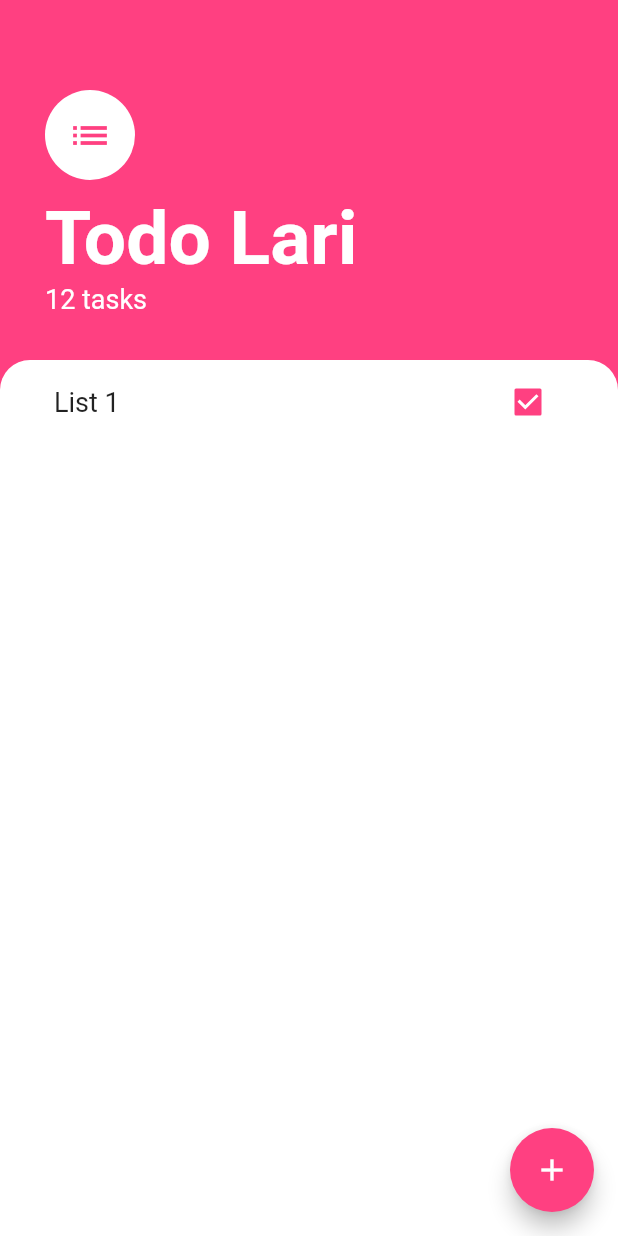
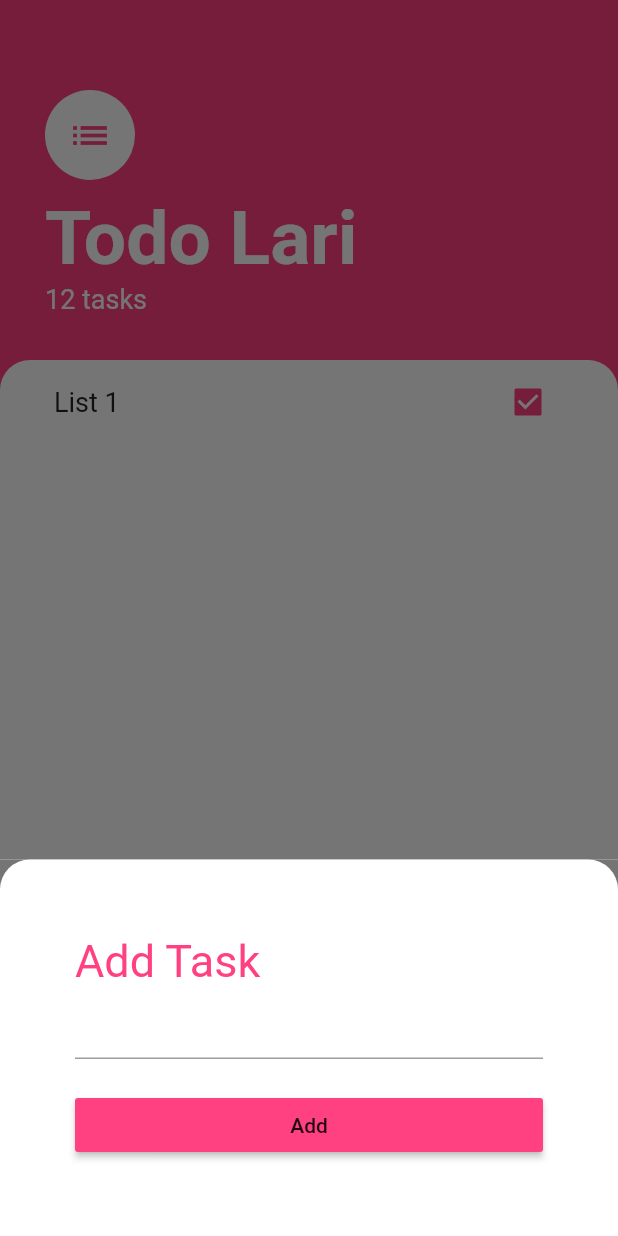
Before and after one commit to Naiarasantos30/todo_app, a Flutter app: the screen it shows after launch, after a tap on the "add" icon, on a phone screen of 412 x 824 dp. Run offline on Flutter 3.47's test engine with Material 2 defaults, Android fonts, the phone set to English and light mode, and no system bars.

Commit message:
feat: adding task screen

```diff
--- a/lib/main.dart
+++ b/lib/main.dart
@@ -9,6 +9,7 @@ class MyApp extends StatelessWidget {
   @override
   Widget build(BuildContext context) {
     return MaterialApp(
+      theme: ThemeData(primaryColor: Colors.pinkAccent),
       home: TasksScreen(),
     );
   }
--- /dev/null
+++ b/lib/screens/add_task_screen.dart
@@ -0,0 +1,49 @@
+import 'package:flutter/material.dart';
+
+class AddTaskScreen extends StatelessWidget {
+  @override
+  Widget build(BuildContext context) {
+    return Container(
+      color: Color(0xFF757575),
+      child: Container(
+        padding: EdgeInsets.all(50.0),
+        decoration: BoxDecoration(
+          color: Colors.white,
+          borderRadius: BorderRadius.only(
+            topLeft: Radius.circular(20.0),
+            topRight: Radius.circular(20.0),
+          ),
+        ),
+        child: Expanded(
+          child: Column(
+            crossAxisAlignment: CrossAxisAlignment.stretch,
+            children: <Widget>[
+              Text(
+                'Add Task',
+                style: TextStyle(
+                  color: Colors.pinkAccent,
+                  fontSize: 30.0,
+                ),
+              ),
+              TextField(
+                // autofocus: true,
+                cursorColor: Colors.pinkAccent,
+                onChanged: (value) {
+                  print(value);
+                },
+              ),
+              SizedBox(
+                height: 20.0,
+              ),
+              RaisedButton(
+                onPressed: () {},
+                color: Colors.pinkAccent,
+                child: Text('Add'),
+              )
+            ],
+          ),
+        ),
+      ),
+    );
+  }
+}
--- a/lib/screens/task_screen.dart
+++ b/lib/screens/task_screen.dart
@@ -1,4 +1,6 @@
 import 'package:flutter/material.dart';
+import 'package:todoapp/screens/add_task_screen.dart';
+import 'package:todoapp/widgets/task_view.dart';
 
 class TasksScreen extends StatelessWidget {
   @override
@@ -7,7 +9,19 @@ class TasksScreen extends StatelessWidget {
       child: Scaffold(
         backgroundColor: Colors.pinkAccent,
         floatingActionButton: FloatingActionButton(
-          onPressed: () {},
+          onPressed: () {
+            showModalBottomSheet(
+              context: context,
+              isScrollControlled: true,
+              builder: (context) => SingleChildScrollView(
+                child: Container(
+                  padding: EdgeInsets.only(
+                      bottom: MediaQuery.of(context).viewInsets.bottom),
+                  child: AddTaskScreen(),
+                ),
+              ),
+            );
+          },
           child: Icon(Icons.add),
           backgroundColor: Colors.pinkAccent,
         ),
@@ -75,31 +89,3 @@ class TasksScreen extends StatelessWidget {
     );
   }
 }
-
-class TaskView extends StatelessWidget {
-  @override
-  Widget build(BuildContext context) {
-    return ListView(
-      children: <Widget>[TaskTile()],
-    );
-  }
-}
-
-class TaskTile extends StatelessWidget {
-  @override
-  Widget build(BuildContext context) {
-    return ListTile(
-      trailing: Checkbox(
-        activeColor: Colors.pinkAccent,
-        value: true,
-        onChanged: (value) {},
-      ),
-      title: Text(
-        'List 1',
-        style: TextStyle(
-          fontSize: 18.0,
-        ),
-      ),
-    );
-  }
-}
--- /dev/null
+++ b/lib/widgets/task_view.dart
@@ -0,0 +1,13 @@
+import 'package:flutter/material.dart';
+import 'package:todoapp/widgets/tile_list.dart';
+
+class TaskView extends StatelessWidget {
+  @override
+  Widget build(BuildContext context) {
+    return ListView(
+      children: <Widget>[
+        TaskTile(),
+      ],
+    );
+  }
+}
--- /dev/null
+++ b/lib/widgets/tile_list.dart
@@ -0,0 +1,20 @@
+import 'package:flutter/material.dart';
+
+class TaskTile extends StatelessWidget {
+  @override
+  Widget build(BuildContext context) {
+    return ListTile(
+      trailing: Checkbox(
+        activeColor: Colors.pinkAccent,
+        value: true,
+        onChanged: (value) {},
+      ),
+      title: Text(
+        'List 1',
+        style: TextStyle(
+          fontSize: 18.0,
+        ),
+      ),
+    );
+  }
+}
```
